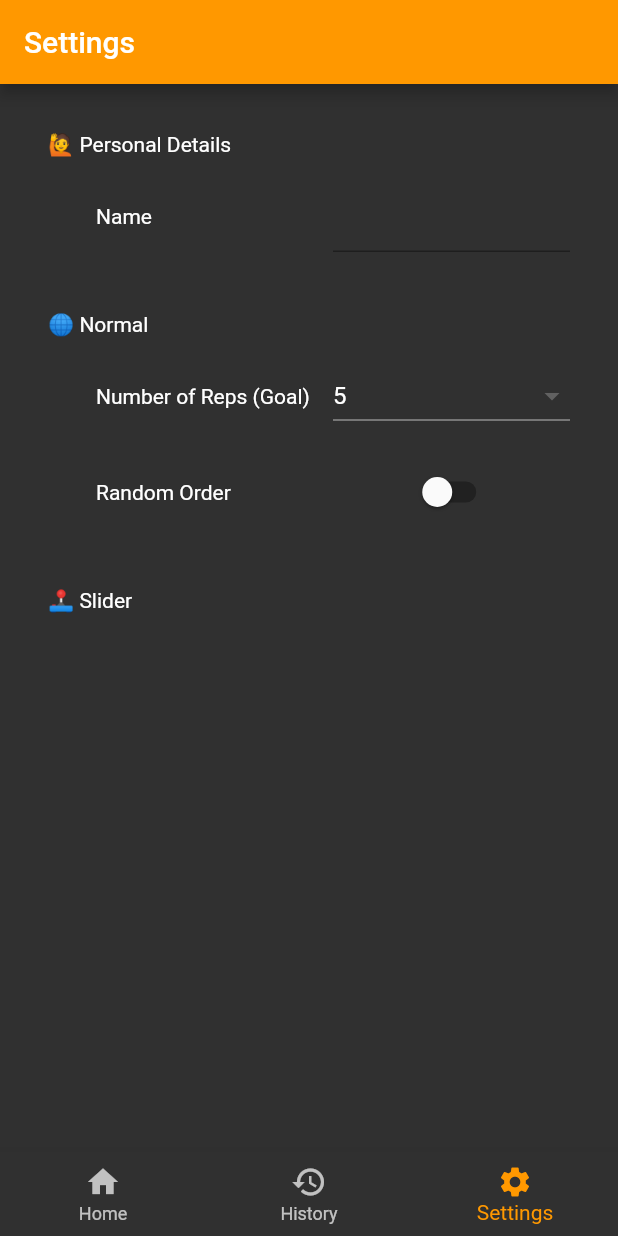
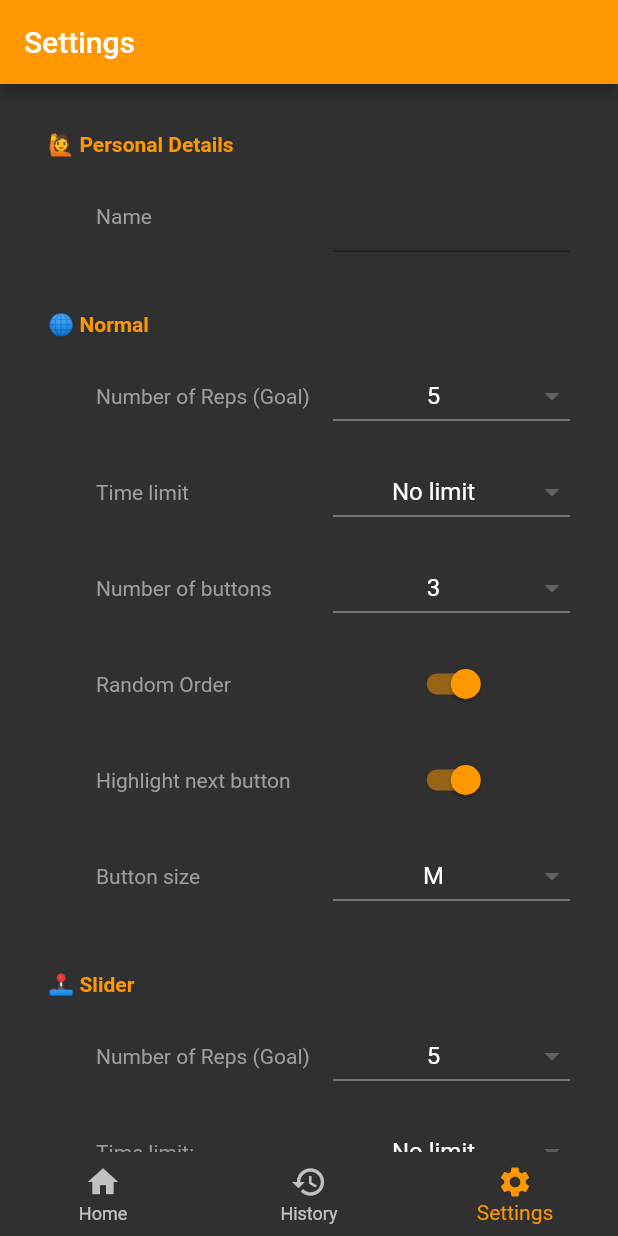
Before and after one commit to JohannesNicholas/stroke_rehab_flutter, a Flutter app: the screen it shows after launch, item 3 of the bottom bar chosen, on a phone screen of 412 x 824 dp. Run offline on Flutter 3.47's test engine with Material 2 defaults, Android fonts, the phone set to English and light mode, and no system bars.

Commit message:
Settings page layout ui done

```diff
--- a/lib/settings_page.dart
+++ b/lib/settings_page.dart
@@ -11,11 +11,22 @@ class SettingsPage extends StatefulWidget {
   State<SettingsPage> createState() => _SettingsPageState();
 }
 
-enum Menu { itemOne, itemTwo, itemThree, itemFour }
-
 class _SettingsPageState extends State<SettingsPage> {
   var switchState = false;
-  String _selectedMenu = "5";
+
+  var settings = {
+    Strings.nameSettingsKey: "Nick O'Teen",
+    Strings.normalRepsSettingsKey: "5",
+    Strings.normalTimeSettingsKey: "No limit",
+    Strings.normalNumButtonsSettingsKey: "3",
+    Strings.normalRandomSettingsKey: true,
+    Strings.normalHighlightNextSettingsKey: true,
+    Strings.normalSizeSettingsKey: "M",
+    Strings.sliderRepsSettingsKey: "5",
+    Strings.sliderTimeSettingsKey: "No limit",
+    Strings.sliderRandomSettingsKey: true,
+    Strings.sliderNotchesSettingsKey: "4",
+  };
 
   @override
   Widget build(BuildContext context) {
@@ -24,40 +35,86 @@ class _SettingsPageState extends State<SettingsPage> {
         settingsSection("🙋 Personal Details"),
         settingsOption("Name", TextField()),
         settingsSection(Strings.normalGameTitle),
-        settingsOption("Number of Reps (Goal)",
-            dropDownSettingsOption(["No repetition goal", "3", "5", "20"])),
         settingsOption(
-            "Random Order",
-            Switch(
-                value: switchState,
-                onChanged: (bool state) {
-                  setState(() {
-                    switchState = state;
-                  });
-                })),
+          "Number of Reps (Goal)",
+          dropDown(["No goal", "3", "5", "20"], Strings.normalRepsSettingsKey),
+        ),
+        settingsOption(
+          "Time limit",
+          dropDown(
+              ["No limit", "10", "30", "60"], Strings.normalTimeSettingsKey),
+        ),
+        settingsOption(
+          "Number of buttons",
+          dropDown(["2", "3", "4", "5"], Strings.normalNumButtonsSettingsKey),
+        ),
+        settingsOption(
+          "Random Order",
+          switchSetting(Strings.normalRandomSettingsKey),
+        ),
+        settingsOption(
+          "Highlight next button",
+          switchSetting(Strings.normalHighlightNextSettingsKey),
+        ),
+        settingsOption(
+          "Button size",
+          dropDown(["S", "M", "L", "XL"], Strings.normalSizeSettingsKey),
+        ),
         settingsSection(Strings.sliderGameTitle),
+        settingsOption(
+          "Number of Reps (Goal)",
+          dropDown(["No goal", "3", "5", "20"], Strings.sliderRepsSettingsKey),
+        ),
+        settingsOption(
+          "Time limit:",
+          dropDown(
+              ["No limit", "10", "30", "60"], Strings.sliderTimeSettingsKey),
+        ),
+        settingsOption(
+          "Random Order",
+          switchSetting(Strings.sliderRandomSettingsKey),
+        ),
+        settingsOption(
+          "Number of notches",
+          dropDown(["2", "3", "4", "5"], Strings.sliderNotchesSettingsKey),
+        ),
       ],
     );
   }
 
-  Widget dropDownSettingsOption(List<String> options) {
+  Widget dropDown(List<String> options, String key) {
     return DropdownButton<String>(
         // Callback that sets the selected popup menu item.
-        value: _selectedMenu,
+        value: settings[key] as String,
         isExpanded: true,
         onChanged: (value) => setState(() {
-              _selectedMenu = value ?? "5";
+              settings[key] = value ?? "5";
             }),
-        items: options.map(buildMenuItem).toList());
+        items: options
+            .map((String item) => DropdownMenuItem<String>(
+                child: Center(child: Text(item)), value: item))
+            .toList());
   }
 
-  DropdownMenuItem<String> buildMenuItem(String item) =>
-      DropdownMenuItem(value: item, child: Text(item));
+  Widget switchSetting(String key) {
+    return Switch(
+      value: settings[key] as bool,
+      onChanged: (bool state) {
+        setState(() {
+          settings[key] = state;
+        });
+      },
+      activeColor: Colors.orange,
+    );
+  }
 
   Padding settingsSection(String title) {
     return Padding(
       padding: const EdgeInsets.fromLTRB(32, 32, 32, 8),
-      child: Text(title),
+      child: Text(
+        title,
+        style: TextStyle(color: Colors.orange, fontWeight: FontWeight.bold),
+      ),
     );
   }
 
@@ -67,7 +124,12 @@ class _SettingsPageState extends State<SettingsPage> {
       child: Row(
           mainAxisAlignment: MainAxisAlignment.spaceEvenly,
           children: <Widget>[
-            Expanded(child: Text(title)),
+            Expanded(
+              child: Text(
+                title,
+                style: const TextStyle(color: Colors.grey),
+              ),
+            ),
             Expanded(
               child: input,
             ),
--- a/lib/strings.dart
+++ b/lib/strings.dart
@@ -3,4 +3,16 @@
 class Strings {
   static const normalGameTitle = "🌐 Normal";
   static const sliderGameTitle = "🕹️ Slider";
+
+  static const nameSettingsKey = "nameStringKey";
+  static const normalRepsSettingsKey = "normalRepsStringKey";
+  static const normalTimeSettingsKey = "normalTime";
+  static const normalNumButtonsSettingsKey = "normalNum";
+  static const normalRandomSettingsKey = "normalRandom";
+  static const normalHighlightNextSettingsKey = "normalHighlightNext";
+  static const normalSizeSettingsKey = "normalSize";
+  static const sliderRepsSettingsKey = "sliderReps";
+  static const sliderTimeSettingsKey = "sliderTime";
+  static const sliderRandomSettingsKey = "sliderRandom";
+  static const sliderNotchesSettingsKey = "sliderNotches";
 }
```
